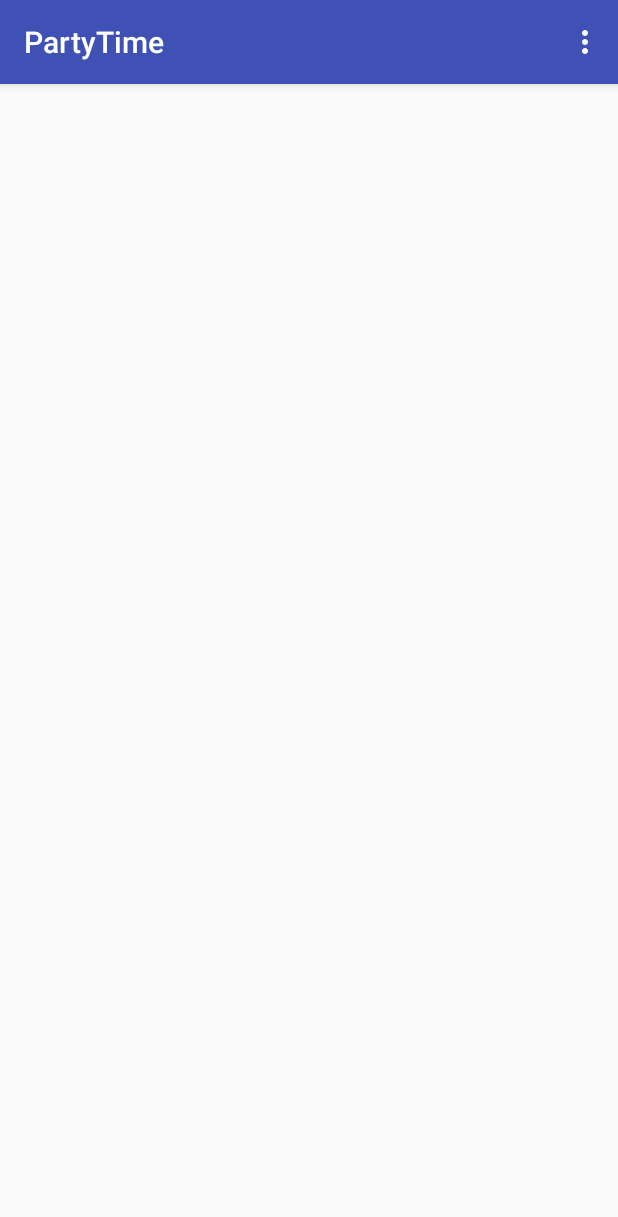
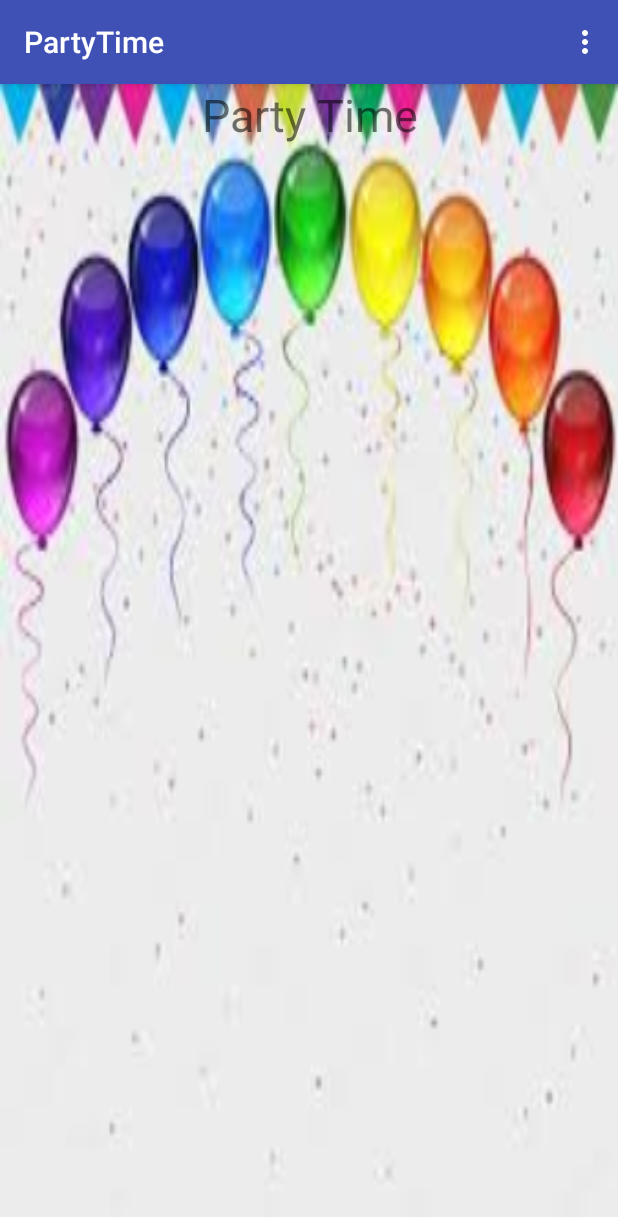
Before and after one commit to mhab323/PartyTime2, an Android app: the screen it shows after launch (MainActivity), on a phone screen of 412 x 824 dp. Shown: the top 1217 px of the screen. Run offline under Robolectric (Android 15) with nearby library versions, the phone set to English and light mode, and no system bars.

```diff
--- a/app/src/main/res/layout/activity_main.xml
+++ b/app/src/main/res/layout/activity_main.xml
@@ -4,8 +4,17 @@
     xmlns:tools="http://schemas.android.com/tools"
     android:layout_width="match_parent"
     android:layout_height="match_parent"
+    android:background="@drawable/party"
     android:orientation="vertical"
 
     tools:context=".MainActivity">
 
+
+    <TextView
+        android:id="@+id/tv1"
+        android:layout_width="match_parent"
+        android:layout_height="wrap_content"
+        android:text="Party Time"
+        android:textAlignment="center"
+        android:textSize="30sp" />
 </LinearLayout>
```
Also changed, not shown: app/src/main/res/drawable-v24/party.png (added).
